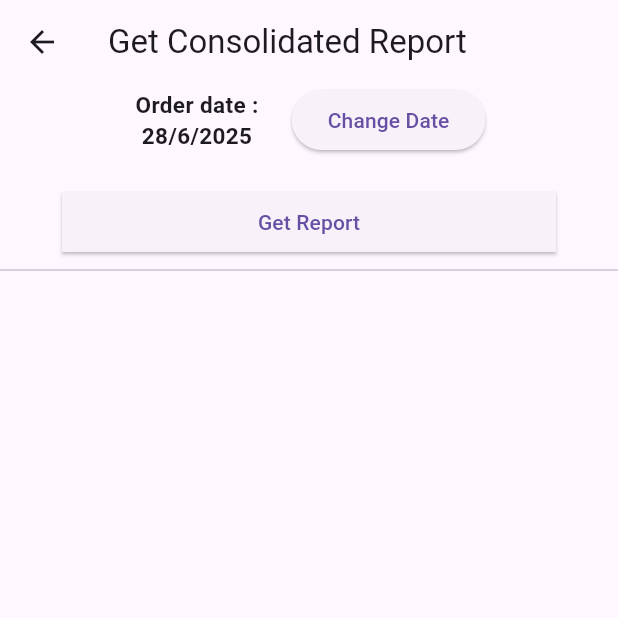
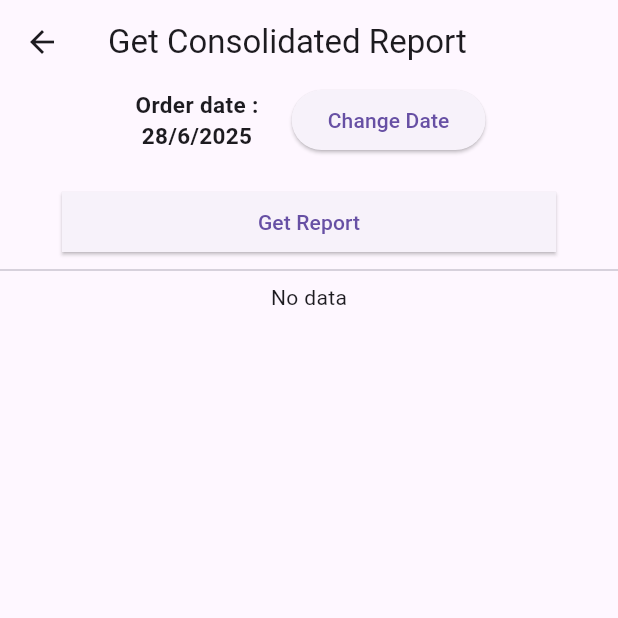
Before and after one commit to Guhan2003/sackman_cart_b2b, a Flutter app: the ConsolidatedReport screen opened directly, on a phone screen of 412 x 824 dp, the top half of it. Run offline on Flutter 3.47's test engine with Material 3 defaults, Android fonts, the phone set to English and light mode, and no system bars; our stand-ins replace cloud_firestore, dropdown_search, firebase_core, fluttertoast, get, pdf and 1 more; accounts and stored records are empty.

Commit message:
consolidate report

```diff
--- a/lib/controller/order_controller.dart
+++ b/lib/controller/order_controller.dart
@@ -48,7 +48,7 @@ class OrderController extends GetxController {
     orderDataList.value = [];
     consolidateReport.value =
         await dataServices.getConsolidatedReport(date: date) ?? [];
-    if (report.value.isNotEmpty) {
+    if (consolidateReport.value.isNotEmpty) {
       orderDataList.value = consolidateReport.value.map((element) {
         return OrderData.fromJson(element);
       }).toList();
--- a/lib/view/screen/get_detail_page/consolidated_report.dart
+++ b/lib/view/screen/get_detail_page/consolidated_report.dart
@@ -44,7 +44,6 @@ class _ConsolidatedReportState extends State<ConsolidatedReport> {
     });
   }
 
-
   @override
   Widget build(BuildContext context) {
     Size size = MediaQuery.of(context).size;
@@ -83,176 +82,141 @@ class _ConsolidatedReportState extends State<ConsolidatedReport> {
                   ),
                 ),
                 onPressed: () async {
-                    orderController!.getConsolidatedReport(
-                      date: selectedDate!
-                    );
+                  orderController!.getConsolidatedReport(date: selectedDate!);
                 },
                 child: Text('Get Report'),
               ),
             ),
             Divider(),
             Obx(() {
-              double totalAmount =
-                  orderController!.individualOrderData.value?.totalAmount ?? 0;
-              double receivedAmount =
-                  orderController!.individualOrderData.value?.received ?? 0;
-              return Visibility(
-                visible:
-                    orderController!.report.isNotEmpty &&
-                    (orderController!
-                            .consolidateReport
-                            .value
-                            .isNotEmpty),
-                child: Column(
+              if (orderController!.consolidateReport.isEmpty) {
+                return Text('No data');
+              }
+
+              // Process data
+              Map<String, Map<String, dynamic>> itemMap = {};
+              List<String> stores = [];
+
+              // Build data maps
+              for (var order in orderController!.orderDataList) {
+                String store = order.store ?? '';
+                if (!stores.contains(store)) {
+                  stores.add(store);
+                }
+
+                for (var item in order.items) {
+                  String name = item.name;
+                  double qty = item.qty;
+                  double rate = item.rate;
+                  String unit = item.unit;
+
+                  if (!itemMap.containsKey(name)) {
+                    itemMap[name] = {
+                      "rate": rate,
+                      "unit": unit,
+                      "overallQty": 0.0,
+                      "storeQty": {},
+                    };
+                  }
+
+                  itemMap[name]!["overallQty"] += qty;
+                  itemMap[name]!["storeQty"][store] =
+                      (itemMap[name]!["storeQty"][store] ?? 0) + qty;
+                }
+              }
+
+              double grandTotal = 0;
+
+              return Column(
                 children: [
-                    ElevatedButton(onPressed: (){
-                      orderController!.previewPdf(context, isIndividual: true);
-                    }, child: Text('Get PDF')),
-                    SizedBox(height: 15,),
-                    Text(
-                      orderController!.selectedStoreReport,
-                      style: TextStyle(
-                        fontSize: 17,
-                        fontWeight: FontWeight.bold,
-                        decoration: TextDecoration.underline,
+                  Divider(),
+                  // Table header
+                  Row(
+                    mainAxisAlignment: MainAxisAlignment.spaceAround,
+                    children: [
+                      Expanded(
+                        flex: 2,
+                        child: Text(
+                          'Item',
+                          style: TextStyle(fontWeight: FontWeight.bold),
                         ),
                       ),
-                    SizedBox(height: 2),
-                    Text(
-                      'Order ID : ${orderController!.individualOrderData.value?.id ?? ''}',
-                    ),
-                    SizedBox(height: 2),
-                    Text(
-                      'Date : ${orderController!.individualOrderData.value?.createdAt ?? DateTime.now()}',
-                    ),
-                    SizedBox(height: 2),
-                    Text(
-                      'Total Item : ${orderController!.individualOrderData.value?.items.length ?? 0}',
-                    ),
-                    SizedBox(height: 5),
-                    Divider(),
-                    Text(
-                      'Total Amount : $totalAmount',
-                      style: TextStyle(
-                        fontSize: 17,
-                        fontWeight: FontWeight.bold,
+                      ...stores
+                          .map(
+                            (store) => Expanded(
+                              flex: 1,
+                              child: Text(
+                                store,
+                                style: TextStyle(fontWeight: FontWeight.bold),
                               ),
                             ),
-                    Text(
-                      'Received Amount : ${orderController!.individualOrderData.value?.received ?? 0}',
-                      style: TextStyle(
-                        fontSize: 17,
-                        fontWeight: FontWeight.bold,
+                          )
+                          .toList(),
+                      Expanded(
+                        flex: 1,
+                        child: Text(
+                          'Qty',
+                          style: TextStyle(fontWeight: FontWeight.bold),
                         ),
                       ),
-                    Text(
-                      'Balance Amount : ${totalAmount - receivedAmount}',
-                      style: TextStyle(
-                        fontSize: 17,
-                        fontWeight: FontWeight.bold,
+                      Expanded(
+                        flex: 1,
+                        child: Text(
+                          'Rate',
+                          style: TextStyle(fontWeight: FontWeight.bold),
                         ),
                       ),
-                    SizedBox(height: 5),
-                    Divider(),
-                    ListTile(
-                      title: Row(
-                        mainAxisAlignment: MainAxisAlignment.spaceAround,
-                        children: [
-                          SizedBox(
-                            width: size.width * 0.17,
+                      Expanded(
+                        flex: 1,
                         child: Text(
-                              "Items",
-                              style: TextStyle(
-                                fontSize: 17,
-                                fontWeight: FontWeight.bold,
-                              ),
-                            ),
-                          ),
-                          SizedBox(
-                            width: size.width * 0.2,
-                            child: Text(
-                              "Quantity",
-                              style: TextStyle(
-                                fontSize: 17,
-                                fontWeight: FontWeight.bold,
-                              ),
-                            ),
-                          ),
-                          SizedBox(
-                            width: size.width * 0.1,
-                            child: Text(
-                              "Rate(Rs.)",
-                              style: TextStyle(
-                                fontSize: 17,
-                                fontWeight: FontWeight.bold,
-                              ),
-                            ),
-                          ),
-                          SizedBox(
-                            width: size.width * 0.2,
-                            child: Center(
-                              child: Text(
-                                "Total(Rs.)",
-                                style: TextStyle(
-                                  fontSize: 17,
-                                  fontWeight: FontWeight.bold,
-                                ),
-                              ),
+                          'Total',
+                          style: TextStyle(fontWeight: FontWeight.bold),
                         ),
                       ),
                     ],
                   ),
-                    ),
                   Divider(),
-                    ListView.separated(
-                      shrinkWrap: true,
-                      physics: NeverScrollableScrollPhysics(),
-                      itemBuilder: (context, index) {
-                        final orderData = orderController!
-                            .individualOrderData
-                            .value!
-                            .items[index];
-                        return ListTile(
-                          title: Row(
+                  // Table rows
+                  ...itemMap.entries.map((entry) {
+                    String name = entry.key;
+                    var data = entry.value;
+                    double overallQty = data['overallQty'];
+                    double rate = data['rate'];
+                    String unit = data['unit'];
+                    double total = overallQty * rate;
+                    grandTotal += total;
+
+                    return Row(
                       mainAxisAlignment: MainAxisAlignment.spaceAround,
                       children: [
-                              SizedBox(
-                                width: size.width * 0.17,
-                                child: Text(orderData.name),
+                        Expanded(flex: 2, child: Text(name)),
+                        ...stores.map((store) {
+                          double storeQty = data['storeQty'][store] ?? 0;
+                          return Expanded(
+                            flex: 1,
+                            child: Text(storeQty > 0 ? '$storeQty$unit' : '-'),
+                          );
+                        }).toList(),
+                        Expanded(flex: 1, child: Text('$overallQty$unit')),
+                        Expanded(flex: 1, child: Text(rate.toStringAsFixed(0))),
+                        Expanded(
+                          flex: 1,
+                          child: Text(total.toStringAsFixed(0)),
                         ),
-                              SizedBox(
-                                width: size.width * 0.2,
-                                child: Text(
-                                  "${orderData.qty} ${orderData.unit}",
-                                ),
-                              ),
-                              SizedBox(
-                                width: size.width * 0.1,
-                                child: Text("${orderData.rate}"),
-                              ),
-                              SizedBox(
-                                width: size.width * 0.2,
-                                child: Center(
-                                  child: Text(
-                                    "${orderData.rate * orderData.qty}",
-                                  ),
-                                ),
+                      ],
+                    );
+                  }).toList(),
+                  Divider(),
+                  Row(
+                    mainAxisAlignment: MainAxisAlignment.end,
+                    children: [
+                      Text(
+                        'Grand Total: ₹${grandTotal.toStringAsFixed(0)}',
+                        style: TextStyle(fontWeight: FontWeight.bold),
                       ),
                     ],
                   ),
-                        );
-                      },
-                      separatorBuilder: (context, index) => Divider(),
-                      itemCount:
-                          orderController!
-                              .individualOrderData
-                              .value
-                              ?.items
-                              .length ??
-                          0,
-                    ),
                 ],
-                ),
               );
             }),
           ],
```
Lines whose indentation alone changed are shown as unchanged.
